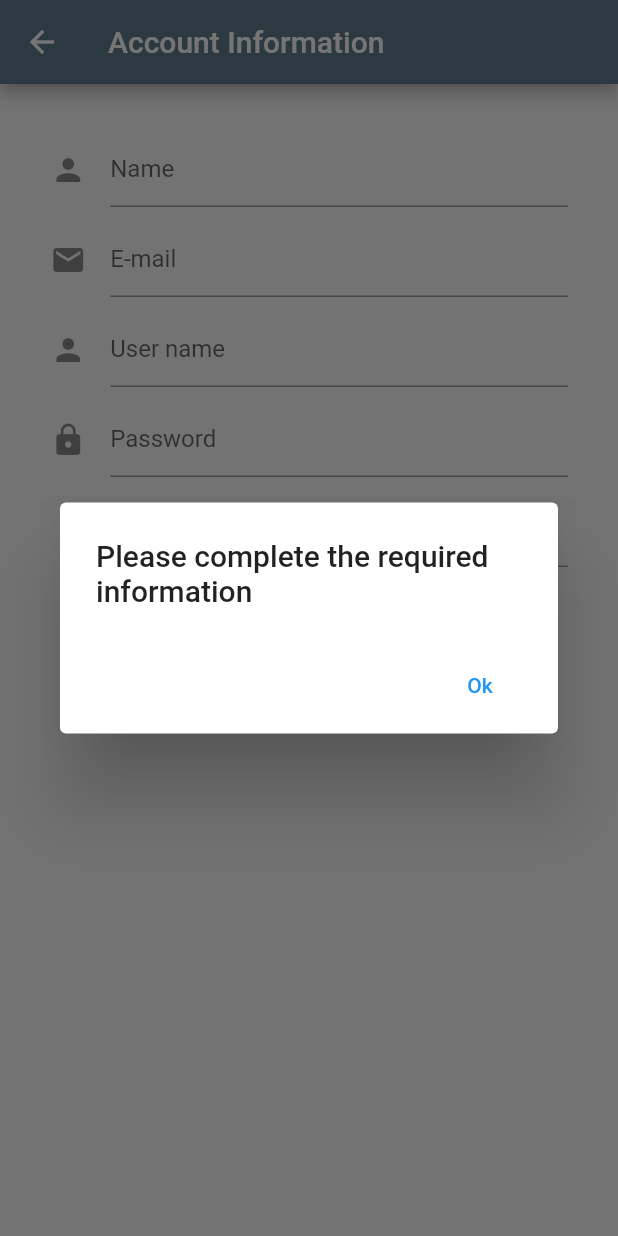
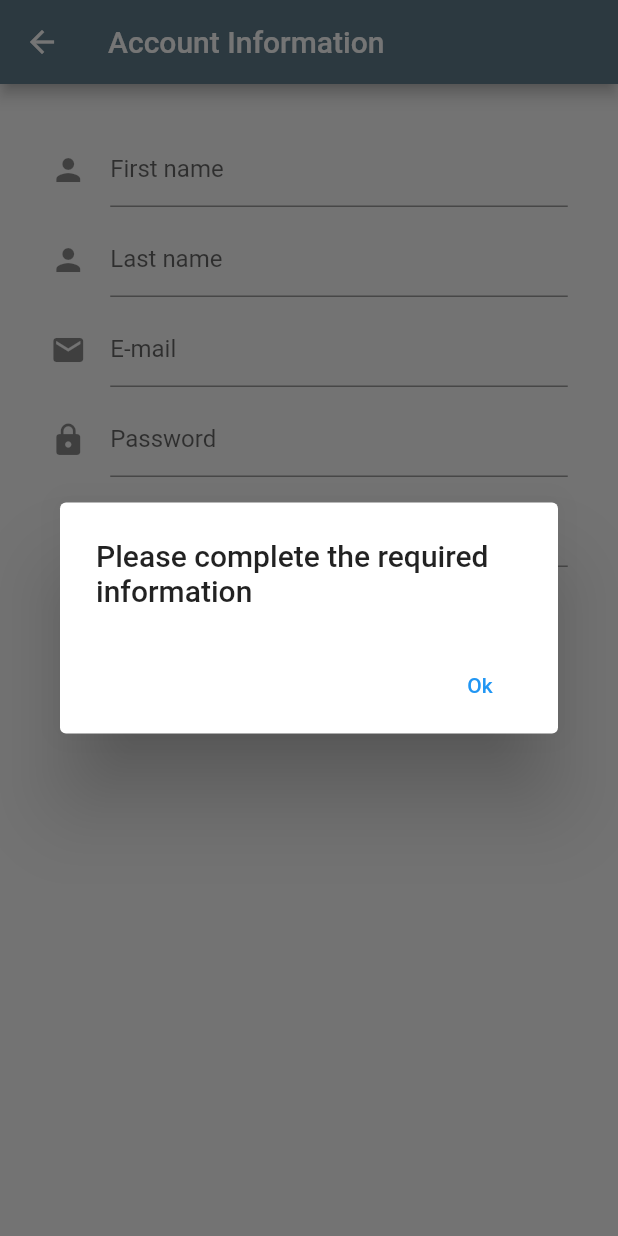
Before and after one commit to Heart-Patient-Assistant/HPA-Mobile, a Flutter app: the PatientAccountInfo screen opened directly, after a tap on "Next", on a phone screen of 412 x 824 dp. Run offline on Flutter 3.47's test engine with Material 2 defaults, Android fonts, the phone set to English and light mode, and no system bars; our stand-ins replace image_picker, shared_preferences; accounts and stored records are empty; network calls fail.

```diff
--- a/lib/First.dart
+++ b/lib/First.dart
@@ -21,7 +21,7 @@ class _FirstState extends State<First> {
   TextEditingController userName = TextEditingController();
   TextEditingController password = TextEditingController();
   String name = '';
-  int radioGroup = 0;
+  int radioGroup = 2;
 
   void radioEventHandler(int value) {
     setState(() {
@@ -72,7 +72,7 @@ class _FirstState extends State<First> {
       });
     }*/
     status = response.body.contains('non_field_errors');
-
+    print(response.statusCode);
     var data = json.decode(response.body);
 
    /* if(status){
--- a/lib/PatientAccountInfo.dart
+++ b/lib/PatientAccountInfo.dart
@@ -1,6 +1,8 @@
 import 'package:flutter/material.dart';
 import 'package:flutter_appl/PatientPersonalInfo.dart';
 import 'dart:async';
+
+import 'package:flutter_appl/databasehelpler.dart';
 
 class PatientAccountInfo extends StatefulWidget{
   @override
@@ -10,16 +12,19 @@ class PatientAccountInfo extends StatefulWidget{
 }
 
 class _PatientState extends State<PatientAccountInfo>{
-  final TextEditingController name = TextEditingController();
+
+  DatabaseHelper databaseHelper = new DatabaseHelper();
+
+  final TextEditingController firstName = TextEditingController();
   final TextEditingController email = TextEditingController();
-  final TextEditingController userName = TextEditingController();
+  final TextEditingController lastName = TextEditingController();
   final TextEditingController password = TextEditingController();
   final TextEditingController repeatPassword = TextEditingController();
-
+  String type ='PATIENT';
+  Future<Register2> _futureRegister2;
   void next() {
-    setState(() {
-      if (name.text.trim().isEmpty || email.text.trim().isEmpty
-          ||userName.text.trim().isEmpty || password.text.trim().isEmpty||repeatPassword.text.trim().isEmpty) {
+    if (firstName.text.trim().isEmpty || email.text.trim().isEmpty
+        ||lastName.text.trim().isEmpty || password.text.trim().isEmpty||repeatPassword.text.trim().isEmpty) {
       showDialog(
           context: context,
           builder: (context) {
@@ -56,9 +61,23 @@ class _PatientState extends State<PatientAccountInfo>{
             );
           });
     }else {
-        Navigator.of(context).pushNamed('/PatientPersonalInfo');
+      setState(() {
+        _futureRegister2 = databaseHelper.registerPatientData(
+            email.text.trim().toLowerCase(),
+            firstName.text.trim(),
+            lastName.text.trim(),
+            password.text.trim(),
+            repeatPassword.text.trim(),
+            type.trim());
+      });
+      if (type.contains('PATIENT') ){
+        Navigator.pushAndRemoveUntil(
+          context,
+          MaterialPageRoute(
+              builder: (BuildContext context) => PatientPersonalInfo()),
+          ModalRoute.withName('/PatientPersonalInfo'),
+        ); }
     }
-    });
   }
 
 
@@ -77,12 +96,26 @@ class _PatientState extends State<PatientAccountInfo>{
             Container(
               height: 50,
               child: new TextField(
-                controller: name,
+                controller: firstName,
                 textDirection: TextDirection.ltr,
                 keyboardType: TextInputType.text,
                 decoration: InputDecoration(
-                  labelText: 'Name',
+                  labelText: 'First name',
                   icon: new Icon(Icons.person),
+                ),
+              ),
+            ),
+            new Padding(padding: new EdgeInsets.only(top: 10.0),),
+
+            Container(
+              height: 50,
+              child: new TextField(
+                controller: lastName,
+                textDirection: TextDirection.ltr,
+                keyboardType: TextInputType.text,
+                decoration: InputDecoration(
+                  labelText: 'Last name',
+                  icon: new Icon(Icons.person ),
                 ),
               ),
             ),
@@ -100,20 +133,7 @@ class _PatientState extends State<PatientAccountInfo>{
                 ),
               ),
             ),
-            new Padding(padding: new EdgeInsets.only(top: 10.0),),
 
-            Container(
-              height: 50,
-              child: new TextField(
-                controller: userName,
-                textDirection: TextDirection.ltr,
-                keyboardType: TextInputType.text,
-                decoration: InputDecoration(
-                  labelText: 'User name',
-                  icon: new Icon(Icons.person ),
-                ),
-              ),
-            ),
             new Padding(padding: new EdgeInsets.only(top: 10.0),),
 
             Container(
```
Also changed, not shown: lib/DoctorSignup.dart (+59 -38 lines), lib/databasehelpler.dart (+89 -8 lines), 3 other files. Lines whose indentation alone changed are shown as unchanged.
